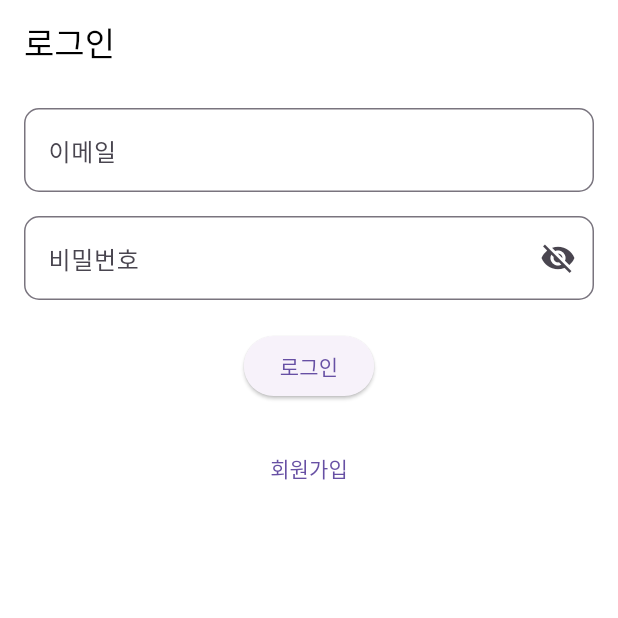
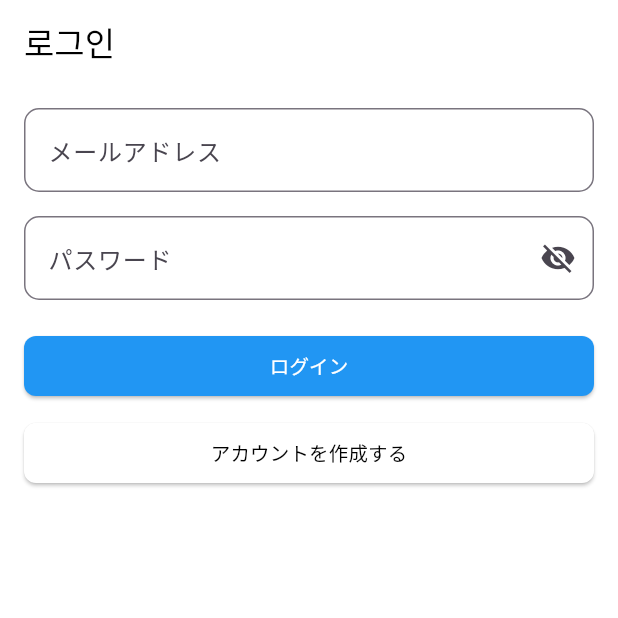
Before and after one commit to hwacho9/running_mate, a Flutter app: the screen it shows after launch, on a phone screen of 412 x 824 dp, the top half of it. Run offline on Flutter 3.47's test engine with Material 3 defaults, Android fonts, the phone set to English and light mode, and no system bars; our stand-ins replace cloud_firestore, firebase_auth, firebase_core, flutter_map, geolocator, latlong2 and 1 more; accounts and stored records are empty.

Commit message:
feat:rectanglebutton

```diff
--- a/mobile/lib/main.dart
+++ b/mobile/lib/main.dart
@@ -31,6 +31,7 @@ class MyApp extends StatelessWidget {
         title: 'Flutter Demo',
         theme: ThemeData(
           primarySwatch: Colors.blue,
+          primaryColor: Colors.blue,
           scaffoldBackgroundColor: Colors.white,
           appBarTheme: const AppBarTheme(
             backgroundColor: Colors.white,
--- a/mobile/lib/screens/auth/login_view.dart
+++ b/mobile/lib/screens/auth/login_view.dart
@@ -3,12 +3,17 @@ import 'package:provider/provider.dart';
 import 'package:running_mate/nav_page.dart';
 import 'package:running_mate/screens/auth/signup_view.dart';
 import 'package:running_mate/viewmodels/auth_viewmodel.dart';
+import 'package:running_mate/widgets/Buttons/RectangleButton.dart';
 import 'package:running_mate/widgets/inputField/InputFormField.dart';
 
+// ignore: must_be_immutable
 class LoginView extends StatelessWidget {
   final TextEditingController emailController = TextEditingController();
   final TextEditingController passwordController = TextEditingController();
 
+  bool isLoading = false;
+
+  LoginView({super.key});
   @override
   Widget build(BuildContext context) {
     return Scaffold(
@@ -22,17 +27,20 @@ class LoginView extends StatelessWidget {
           children: [
             InputFormField(
               controller: emailController,
-              labelText: "이메일",
+              labelText: "メールアドレス",
               keyboardType: TextInputType.emailAddress,
             ),
             const SizedBox(height: 16),
             InputFormField(
               controller: passwordController,
-              labelText: "비밀번호",
+              labelText: "パスワード",
               isPassword: true,
             ),
             const SizedBox(height: 20),
-            ElevatedButton(
+            RectangleButton(
+              text: "ログイン",
+              isLoading: isLoading,
+              isDisabled: isLoading,
               onPressed: () async {
                 final authViewModel = context.read<AuthViewModel>();
                 try {
@@ -48,21 +56,22 @@ class LoginView extends StatelessWidget {
                   }
                 } catch (e) {
                   ScaffoldMessenger.of(context).showSnackBar(
-                    SnackBar(content: Text("로그인 실패: ${e.toString()}")),
+                    SnackBar(content: Text("ログイン失敗: ${e.toString()}")),
                   );
                 }
               },
-              child: const Text("로그인"),
             ),
-            const SizedBox(height: 20),
-            TextButton(
+            const SizedBox(height: 10),
+            RectangleButton(
+              color: Colors.white,
+              textColor: Colors.black,
+              text: "アカウントを作成する",
               onPressed: () {
                 Navigator.push(
                   context,
                   MaterialPageRoute(builder: (_) => SignupView()),
                 );
               },
-              child: const Text("회원가입"),
             ),
           ],
         ),
--- a/mobile/lib/screens/auth/signup_view.dart
+++ b/mobile/lib/screens/auth/signup_view.dart
@@ -2,6 +2,7 @@ import 'package:flutter/material.dart';
 import 'package:provider/provider.dart';
 import 'package:running_mate/screens/auth/signup_view2.dart';
 import 'package:running_mate/viewmodels/auth_viewmodel.dart';
+import 'package:running_mate/widgets/Buttons/RectangleButton.dart';
 import 'package:running_mate/widgets/inputField/InputFormField.dart';
 
 class SignupView extends StatelessWidget {
@@ -18,17 +19,18 @@ class SignupView extends StatelessWidget {
           children: [
             InputFormField(
               controller: emailController,
-              labelText: "이메일",
+              labelText: "メールアドレス",
               keyboardType: TextInputType.emailAddress,
             ),
             const SizedBox(height: 16),
             InputFormField(
               controller: passwordController,
-              labelText: "비밀번호",
+              labelText: "パスワード",
               isPassword: true,
             ),
             const SizedBox(height: 20),
-            ElevatedButton(
+            RectangleButton(
+              text: "次へ",
               onPressed: () async {
                 final authViewModel = context.read<AuthViewModel>();
                 try {
@@ -50,7 +52,6 @@ class SignupView extends StatelessWidget {
                   );
                 }
               },
-              child: Text("다음 단계로"),
             ),
           ],
         ),
--- a/mobile/lib/screens/auth/signup_view2.dart
+++ b/mobile/lib/screens/auth/signup_view2.dart
@@ -2,6 +2,8 @@ import 'package:flutter/material.dart';
 import 'package:provider/provider.dart';
 import 'package:running_mate/screens/home/home_view.dart';
 import 'package:running_mate/viewmodels/auth_viewmodel.dart';
+import 'package:running_mate/widgets/Buttons/RectangleButton.dart';
+import 'package:running_mate/widgets/inputField/InputFormField.dart';
 
 class SignupView2 extends StatelessWidget {
   final TextEditingController nicknameController = TextEditingController();
@@ -21,13 +23,16 @@ class SignupView2 extends StatelessWidget {
         child: Column(
           crossAxisAlignment: CrossAxisAlignment.stretch,
           children: [
-            TextField(
+            InputFormField(
               controller: nicknameController,
-              decoration: InputDecoration(labelText: "닉네임"),
+              labelText: "닉네임",
+              keyboardType: TextInputType.text,
             ),
-            TextField(
+            const SizedBox(height: 16),
+            InputFormField(
               controller: regionController,
-              decoration: InputDecoration(labelText: "지역"),
+              labelText: "지역",
+              keyboardType: TextInputType.text,
             ),
             TextField(
               controller: genderController,
@@ -39,7 +44,8 @@ class SignupView2 extends StatelessWidget {
               keyboardType: TextInputType.number,
             ),
             SizedBox(height: 20),
-            ElevatedButton(
+            RectangleButton(
+              text: "アカウントを作成",
               onPressed: () async {
                 final nickname = nicknameController.text.trim();
                 final region = regionController.text.trim();
@@ -74,7 +80,6 @@ class SignupView2 extends StatelessWidget {
                   );
                 }
               },
-              child: Text("회원가입 완료"),
             ),
           ],
         ),
--- /dev/null
+++ b/mobile/lib/widgets/Buttons/RectangleButton.dart
@@ -0,0 +1,59 @@
+import 'package:flutter/material.dart';
+
+class RectangleButton extends StatelessWidget {
+  final String text; // 버튼에 표시될 텍스트
+  final VoidCallback? onPressed; // 버튼 클릭 시 실행할 함수
+  final Color? color; // 버튼 배경색
+  final Color? textColor; // 텍스트 색상
+  final double fontSize; // 텍스트 크기
+  final double borderRadius; // 버튼 테두리 둥근 정도
+  final bool isLoading; // 로딩 상태
+  final bool isDisabled; // 비활성화 상태
+
+  const RectangleButton({
+    Key? key,
+    required this.text,
+    this.onPressed,
+    this.color,
+    this.textColor,
+    this.fontSize = 13.0,
+    this.borderRadius = 8.0,
+    this.isLoading = false,
+    this.isDisabled = false,
+  }) : super(key: key);
+
+  @override
+  Widget build(BuildContext context) {
+    return SizedBox(
+      width: double.infinity,
+      child: ElevatedButton(
+        style: ElevatedButton.styleFrom(
+          backgroundColor: isDisabled
+              ? Colors.grey
+              : (color ?? Theme.of(context).primaryColor),
+          shape: RoundedRectangleBorder(
+            borderRadius: BorderRadius.circular(borderRadius),
+          ),
+          padding: const EdgeInsets.symmetric(vertical: 10, horizontal: 20),
+        ),
+        onPressed: isDisabled || isLoading ? null : onPressed,
+        child: isLoading
+            ? SizedBox(
+                width: 20,
+                height: 20,
+                child: CircularProgressIndicator(
+                  color: textColor ?? Colors.white,
+                  strokeWidth: 2.0,
+                ),
+              )
+            : Text(
+                text,
+                style: TextStyle(
+                  color: textColor ?? Colors.white,
+                  fontSize: fontSize,
+                ),
+              ),
+      ),
+    );
+  }
+}
```
Also changed, not shown: mobile/lib/widgets/Buttons/button.dart (deleted).
